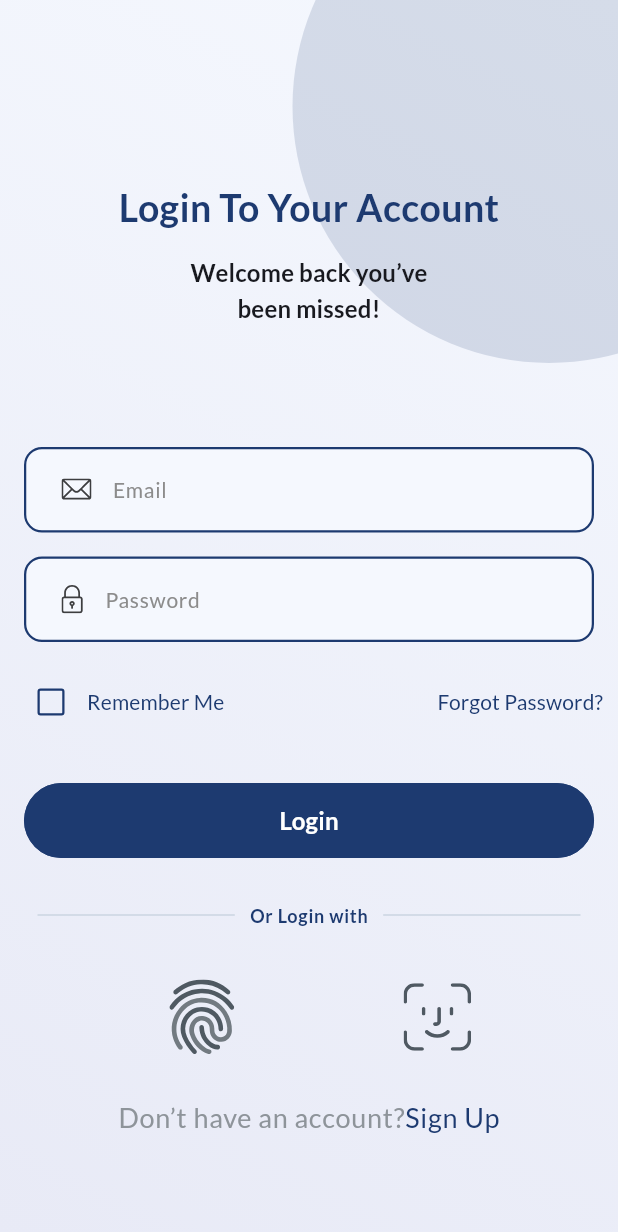
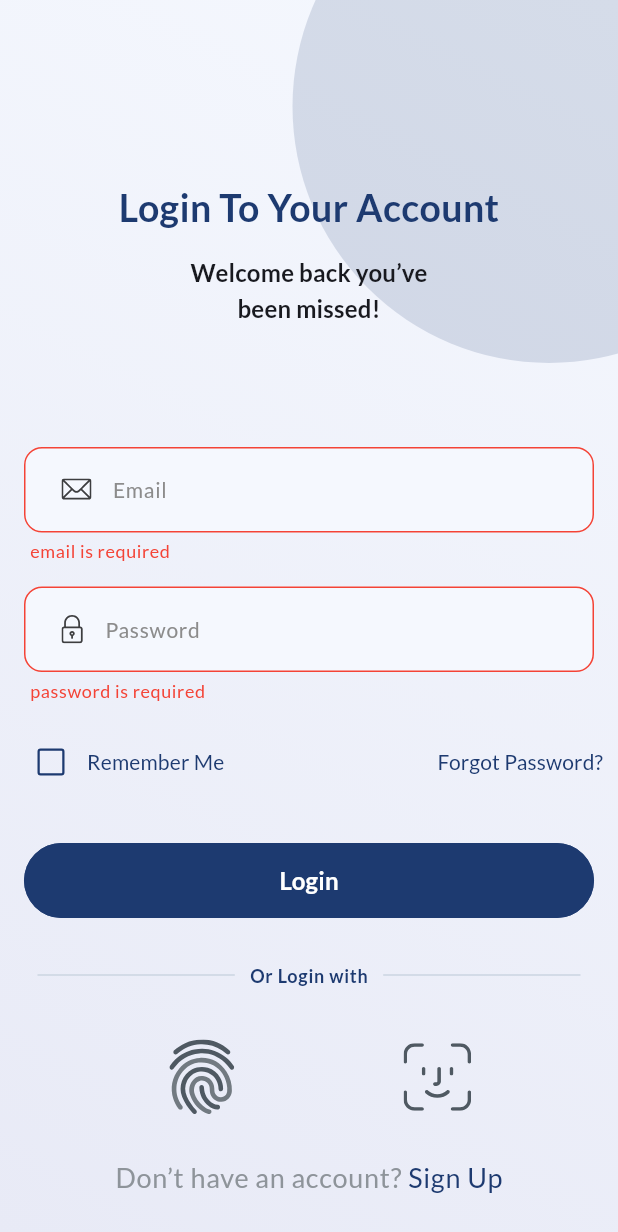
Before and after one commit to MohamedNaif/coin_gecko_graduation_project_metorship, a Flutter app: the screen it shows after launch, after a tap on "Login", on a phone screen of 412 x 824 dp. Shown: the top 1232 px of the screen. Run offline on Flutter 3.47's test engine with Material 3 defaults, Android fonts, the phone set to English and light mode, and no system bars; our stand-ins replace bloc, cherry_toast, cloud_firestore, dio, easy_localization, equatable and 11 more; accounts and stored records are empty; generated files the repository leaves out were written again.

Commit message:
feat: Implement user login functionality with BLoC architecture

```diff
--- a/lib/core/api/firebase_utils.dart
+++ b/lib/core/api/firebase_utils.dart
@@ -3,9 +3,10 @@ import 'package:injectable/injectable.dart';
 import 'package:cloud_firestore/cloud_firestore.dart';
 import 'dart:developer';
 import 'package:coin_gecko_graduation_project_metorship/feature/auth/data/models/user_model.dart';
+
 @singleton
 class FirebaseUtils {
-      final FirebaseAuth _firebaseAuth;
+  final FirebaseAuth _firebaseAuth;
   final FirebaseFirestore _firebaseFirestore;
   FirebaseUtils(
     this._firebaseAuth,
@@ -45,24 +46,33 @@ class FirebaseUtils {
     }
   }
 
-
   Future<void> saveUserData({required UserModel userModel}) {
     try {
       final users = _firebaseFirestore.collection('users');
-      return users
-          .doc(userModel.uesrId)
-          .set(userModel.toMap())
-          .then((value) {
-            log('User Data Added successfully for user: ${userModel.uesrId}');
-          })
-          .catchError((error) {
-            log('Failed to add user data: $error');
-            throw Exception('Failed to add user data: $error');
-          });
+      return users.doc(userModel.uesrId).set(userModel.toMap()).then((value) {
+        log('User Data Added successfully for user: ${userModel.uesrId}');
+      }).catchError((error) {
+        log('Failed to add user data: $error');
+        throw Exception('Failed to add user data: $error');
+      });
     } catch (e) {
       log('Exception during saveUserData: $e');
       rethrow;
     }
   }
 
+  Future<String> signInWithEmailAndPassword(
+      {required String email, required String password}) async {
+    try {
+      final credential = await _firebaseAuth.signInWithEmailAndPassword(
+        email: email.trim(),
+        password: password,
+      );
+      final userId = credential.user?.uid;
+      return userId!;
+    } on FirebaseAuthException catch (e) {
+      log('FirebaseAuthException during signIn: ${e.code} - ${e.message}');
+      rethrow;
+    }
+  }
 }
--- a/lib/core/errors/failures.dart
+++ b/lib/core/errors/failures.dart
@@ -59,6 +59,10 @@ factory FirebaseFailure.fromFirebaseException({required String code}) {
     case 'network-request-failed':
       return FirebaseFailure(
         errMessage: 'Network error. Please check your connection.',
+      );
+      case 'invalid-credential':
+      return FirebaseFailure(
+        errMessage: 'Inncorrect email or password.',
       );
 
     default:
--- a/lib/feature/auth/biometric_auth/widgets/custom_background.dart
+++ b/lib/feature/auth/biometric_auth/widgets/custom_background.dart
@@ -12,6 +12,7 @@ class CustomBackground extends StatelessWidget {
   @override
   Widget build(BuildContext context) {
     return Scaffold(
+      resizeToAvoidBottomInset: false,
       backgroundColor: Colors.transparent,
       body: Stack(
         children:[ Container(
--- a/lib/feature/auth/data/data_source/remote/auth_remote_data_source.dart
+++ b/lib/feature/auth/data/data_source/remote/auth_remote_data_source.dart
@@ -1,7 +1,9 @@
 import 'package:coin_gecko_graduation_project_metorship/feature/auth/data/models/user_model.dart';
 
 abstract interface class AuthRemoteDataSource {
-Future<String>  createUserWithEmailAndPassword(
+  Future<String> createUserWithEmailAndPassword(
       {required String email, required String password});
-    Future<void>  saveUserData({required UserModel userModel});
+  Future<void> saveUserData({required UserModel userModel});
+  Future<String> signIn(
+      {required String email, required String password});
 }
--- a/lib/feature/auth/data/data_source/remote/auth_remote_data_source_impl.dart
+++ b/lib/feature/auth/data/data_source/remote/auth_remote_data_source_impl.dart
@@ -1,5 +1,6 @@
 
 import 'package:coin_gecko_graduation_project_metorship/core/api/firebase_utils.dart';
+import 'package:coin_gecko_graduation_project_metorship/core/api/result.dart';
 import 'package:coin_gecko_graduation_project_metorship/feature/auth/data/data_source/remote/auth_remote_data_source.dart';
 import 'package:coin_gecko_graduation_project_metorship/feature/auth/data/models/user_model.dart';
 import 'package:injectable/injectable.dart';
@@ -22,4 +23,10 @@ class AuthRemoteDataSourceImpl implements AuthRemoteDataSource {
   Future<void> saveUserData({required UserModel userModel}) async {
     return await firebaseUtils.saveUserData(userModel: userModel);
   }
+
+  @override
+  Future<String> signIn({required String email, required String password}) async {
+    return await firebaseUtils.signInWithEmailAndPassword(email: email, password: password);
+  }
+
  }
--- a/lib/feature/auth/data/repos/auth_repo.dart
+++ b/lib/feature/auth/data/repos/auth_repo.dart
@@ -9,4 +9,8 @@ abstract interface class AuthRepo {
     required String password,
     required String phoneNumber,
   });
+Future<Result<String>> signIn({
+    required String email,
+    required String password,
+  });
 }
--- a/lib/feature/auth/data/repos/auth_repo_impl.dart
+++ b/lib/feature/auth/data/repos/auth_repo_impl.dart
@@ -32,4 +32,19 @@ class AuthRepoImpl implements AuthRepo {
       return FailureResult(FirebaseFailure.fromFirebaseException(code: e.code));
     }
   }
+
+  @override
+  Future<Result<String>> signIn(
+      {required String email, required String password}) async {
+    try {
+      final userCredential = await remoteDataSource.signIn(
+        email: email,
+        password: password,
+      );
+
+      return Success<String>(userCredential);
+    } on FirebaseAuthException catch (e) {
+      return FailureResult(FirebaseFailure.fromFirebaseException(code: e.code));
+    }
+  }
 }
--- a/lib/feature/auth/presentation/cubit/login_cubit.dart
+++ b/lib/feature/auth/presentation/cubit/login_cubit.dart
@@ -1,8 +1,30 @@
 import 'package:bloc/bloc.dart';
+import 'package:coin_gecko_graduation_project_metorship/feature/auth/data/repos/auth_repo.dart';
+import 'package:flutter/material.dart';
 import 'package:meta/meta.dart';
 
 part 'login_state.dart';
 
 class LoginCubit extends Cubit<LoginState> {
-  LoginCubit() : super(LoginInitial());
+  final AuthRepo _authRepo;
+  LoginCubit(this._authRepo) : super(LoginInitial());
+  final TextEditingController emailController = TextEditingController();
+  final TextEditingController passwordController = TextEditingController();
+  GlobalKey<FormState> formKey = GlobalKey<FormState>();
+  signIn() {
+    if (!(formKey.currentState?.validate() ?? true)) return;
+    emit(LoginLoading());
+    _authRepo
+        .signIn(
+      email: emailController.text,
+      password: passwordController.text,
+    )
+        .then((result) {
+      result.fold((failure) {
+        emit(LoginFailure(errorMessage: failure.errMessage));
+      }, (userModel) {
+        emit(LoginSuccess());
+      });
+    });
+  }
 }
--- /dev/null
+++ b/lib/feature/auth/presentation/cubit/login_state.dart
@@ -0,0 +1,12 @@
+part of 'login_cubit.dart';
+
+@immutable
+sealed class LoginState {}
+
+final class LoginInitial extends LoginState {}
+final class LoginLoading extends LoginState {}
+final class LoginSuccess extends LoginState {}
+final class LoginFailure extends LoginState {
+  final String errorMessage;
+  LoginFailure({required this.errorMessage});
+}
--- a/lib/feature/auth/presentation/screens/login_screen.dart
+++ b/lib/feature/auth/presentation/screens/login_screen.dart
@@ -1,11 +1,18 @@
+import 'package:coin_gecko_graduation_project_metorship/core/di/dependency_injection.dart';
+import 'package:coin_gecko_graduation_project_metorship/feature/auth/data/repos/auth_repo.dart';
+import 'package:coin_gecko_graduation_project_metorship/feature/auth/presentation/cubit/login_cubit.dart';
 import 'package:coin_gecko_graduation_project_metorship/feature/auth/presentation/screens/login_screen_body.dart';
 import 'package:flutter/material.dart';
+import 'package:flutter_bloc/flutter_bloc.dart';
 
 class LoginScreen extends StatelessWidget {
   const LoginScreen({super.key});
 
   @override
   Widget build(BuildContext context) {
-    return const LoginScreenBody();
+    return BlocProvider(
+      create: (context) => LoginCubit(getIt<AuthRepo>()),
+      child: const LoginScreenBody(),
+    );
   }
 }
--- a/lib/feature/auth/presentation/screens/login_screen_body.dart
+++ b/lib/feature/auth/presentation/screens/login_screen_body.dart
@@ -1,18 +1,18 @@
 import 'package:coin_gecko_graduation_project_metorship/config/routing/routes.dart';
 import 'package:coin_gecko_graduation_project_metorship/config/theme/app_colors.dart';
-import 'package:coin_gecko_graduation_project_metorship/core/constants/app_assets.dart';
 import 'package:coin_gecko_graduation_project_metorship/core/extension/context_extention.dart';
-import 'package:coin_gecko_graduation_project_metorship/core/utils/validator.dart';
+import 'package:coin_gecko_graduation_project_metorship/core/function/show_tost.dart';
 import 'package:coin_gecko_graduation_project_metorship/core/widgets/custom_button.dart';
-import 'package:coin_gecko_graduation_project_metorship/core/widgets/custom_text_form_field.dart';
 import 'package:coin_gecko_graduation_project_metorship/feature/auth/biometric_auth/widgets/custom_background.dart';
+import 'package:coin_gecko_graduation_project_metorship/feature/auth/presentation/cubit/login_cubit.dart';
 import 'package:coin_gecko_graduation_project_metorship/feature/auth/presentation/widgets/biometric_auth.dart';
 import 'package:coin_gecko_graduation_project_metorship/feature/auth/presentation/widgets/custom_auth_title.dart';
+import 'package:coin_gecko_graduation_project_metorship/feature/auth/presentation/widgets/custom_login_forms.dart';
 import 'package:coin_gecko_graduation_project_metorship/feature/auth/presentation/widgets/login_methods_section.dart';
 import 'package:coin_gecko_graduation_project_metorship/feature/auth/presentation/widgets/remember_me_section.dart';
 import 'package:coin_gecko_graduation_project_metorship/feature/auth/presentation/widgets/switch_auth_text.dart';
 import 'package:flutter/material.dart';
-import 'package:flutter_svg/svg.dart';
+import 'package:flutter_bloc/flutter_bloc.dart';
 
 class LoginScreenBody extends StatelessWidget {
   const LoginScreenBody({super.key});
@@ -32,33 +32,7 @@ class LoginScreenBody extends StatelessWidget {
             SizedBox(
               height: 80,
             ),
-            CustomTextFormField(
-              // controller:context.read<RegisterCubit>(). emailController,
-              validator: (email) => Validator.validateEmail(email),
-              obscureText: false,
-              hintText: 'Email',
-              prefixIcon: Padding(
-                padding: const EdgeInsets.only(left: 25.0, right: 10.0),
-                child: SvgPicture.asset(
-                  AppAssets.emailIcon,
-                ),
-              ),
-            ),
-            SizedBox(
-              height: 16,
-            ),
-            CustomTextFormField(
-              // controller:context.read<RegisterCubit>(). passwordController,
-              validator: (password) => Validator.validatePassword(password),
-              obscureText: true,
-              hintText: 'Password',
-              prefixIcon: Padding(
-                padding: const EdgeInsets.only(left: 25.0, right: 10.0),
-                child: SvgPicture.asset(
-                  AppAssets.passwordIcon,
-                ),
-              ),
-            ),
+            CustomLoginForms(),
             SizedBox(
               height: 16,
             ),
@@ -66,15 +40,28 @@ class LoginScreenBody extends StatelessWidget {
             SizedBox(
               height: 30,
             ),
-            CustomButton(
-              borderRadius: 30,
-              widthPadding: 16,
-              height: 50,
-              onTap: () {},
-              text: 'Login',
-              color: AppColors.primaryLight,
-              textStyle: context.textTheme.titleMedium
-                  ?.copyWith(color: Colors.white, fontWeight: FontWeight.w600),
+            BlocListener<LoginCubit, LoginState>(
+              listener: (context, state) {
+                if (state is LoginFailure) {
+                  showCherryToast(context, state.errorMessage,
+                      type: ToastType.error);
+                } else if (state is LoginSuccess) {
+                  showCherryToast(context, "Login Successful",
+                      type: ToastType.success);
+                }
+              },
+              child: CustomButton(
+                borderRadius: 30,
+                widthPadding: 16,
+                height: 50,
+                onTap: () {
+                  context.read<LoginCubit>().signIn();
+                },
+                text: 'Login',
+                color: AppColors.primaryLight,
+                textStyle: context.textTheme.titleMedium?.copyWith(
+                    color: Colors.white, fontWeight: FontWeight.w600),
+              ),
             ),
             SizedBox(
               height: 30,
@@ -88,7 +75,7 @@ class LoginScreenBody extends StatelessWidget {
               height: 15,
             ),
             SwitchAuthText(
-              questionText: 'Don’t have an account?',
+              questionText: 'Don’t have an account? ',
               actionText: 'Sign Up',
               onTap: () {
                 Navigator.pushNamed(context, Routes.register);
--- /dev/null
+++ b/lib/feature/auth/presentation/widgets/custom_login_forms.dart
@@ -0,0 +1,48 @@
+import 'package:coin_gecko_graduation_project_metorship/core/constants/app_assets.dart';
+import 'package:coin_gecko_graduation_project_metorship/core/utils/validator.dart';
+import 'package:coin_gecko_graduation_project_metorship/core/widgets/custom_text_form_field.dart';
+import 'package:coin_gecko_graduation_project_metorship/feature/auth/presentation/cubit/login_cubit.dart';
+import 'package:flutter/material.dart';
+import 'package:flutter_bloc/flutter_bloc.dart';
+import 'package:flutter_svg/svg.dart';
+
+class CustomLoginForms extends StatelessWidget {
+  const CustomLoginForms({super.key});
+
+  @override
+  Widget build(BuildContext context) {
+    return Form(
+      key: context.read<LoginCubit>().formKey,
+        child: Column(
+      children: [
+        CustomTextFormField(
+          controller:context.read<LoginCubit>(). emailController,
+          validator: (email) => Validator.validateEmail(email),
+          obscureText: false,
+          hintText: 'Email',
+          prefixIcon: Padding(
+            padding: const EdgeInsets.only(left: 25.0, right: 10.0),
+            child: SvgPicture.asset(
+              AppAssets.emailIcon,
+            ),
+          ),
+        ),
+        SizedBox(
+          height: 16,
+        ),
+        CustomTextFormField(
+          controller:context.read<LoginCubit>(). passwordController,
+          validator: (password) => Validator.validatePassword(password),
+          obscureText: true,
+          hintText: 'Password',
+          prefixIcon: Padding(
+            padding: const EdgeInsets.only(left: 25.0, right: 10.0),
+            child: SvgPicture.asset(
+              AppAssets.passwordIcon,
+            ),
+          ),
+        ),
+      ],
+    ));
+  }
+}
```
Also changed, not shown: lib/feature/auth/presentation/widgets/already_have_account_widget.dart (deleted, +0 -37 lines), lib/core/di/di.config.dart.
